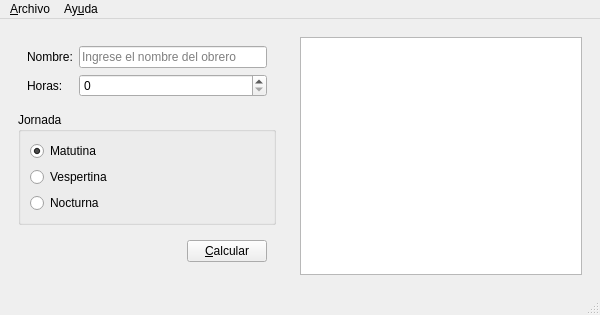
Before: the Qt Designer form salarios.ui in SebasAlexis/Salarios, drawn with Qt 5.
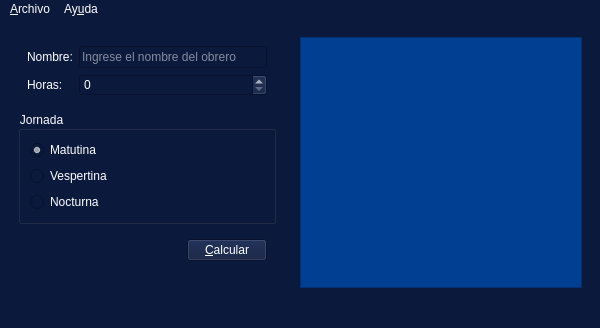
After: the same form once the commit is applied. Icons and pictures are not drawn.

```diff
--- a/salarios.ui
+++ b/salarios.ui
@@ -7,7 +7,7 @@
     <x>0</x>
     <y>0</y>
     <width>600</width>
-    <height>315</height>
+    <height>328</height>
    </rect>
   </property>
   <property name="minimumSize">
@@ -23,6 +23,11 @@
    <iconset resource="recuros.qrc">
     <normaloff>:/recursos/img/nomina-de-sueldos.png</normaloff>:/recursos/img/nomina-de-sueldos.png</iconset>
   </property>
+  <property name="styleSheet">
+   <string notr="true">background-color: rgb(11, 25, 61);
+color: rgb(255, 255, 255);
+</string>
+  </property>
   <widget class="QWidget" name="centralwidget">
    <layout class="QHBoxLayout" name="horizontalLayout_2">
     <item>
@@ -156,6 +161,9 @@
       <layout class="QVBoxLayout" name="verticalLayout_3">
        <item>
         <widget class="QPlainTextEdit" name="outCalculos">
+         <property name="styleSheet">
+          <string notr="true">background-color: rgb(1, 63, 146);</string>
+         </property>
          <property name="readOnly">
           <bool>true</bool>
          </property>
```
Left out of the diff: 8 changed lines with no effect on the pictures.
